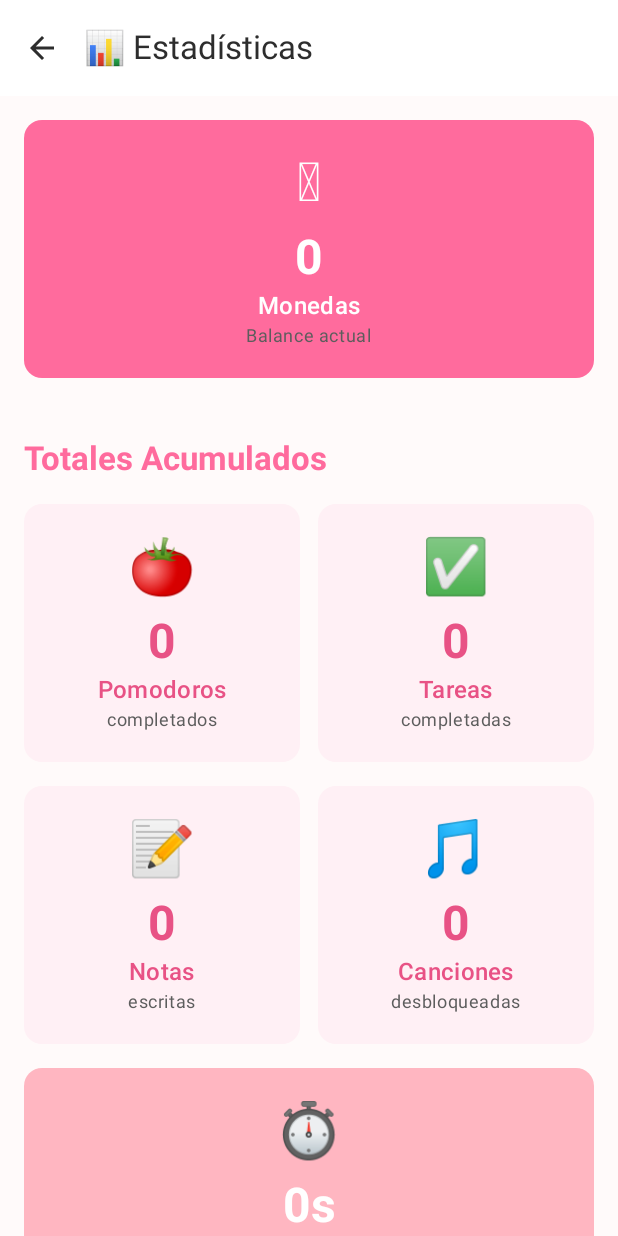
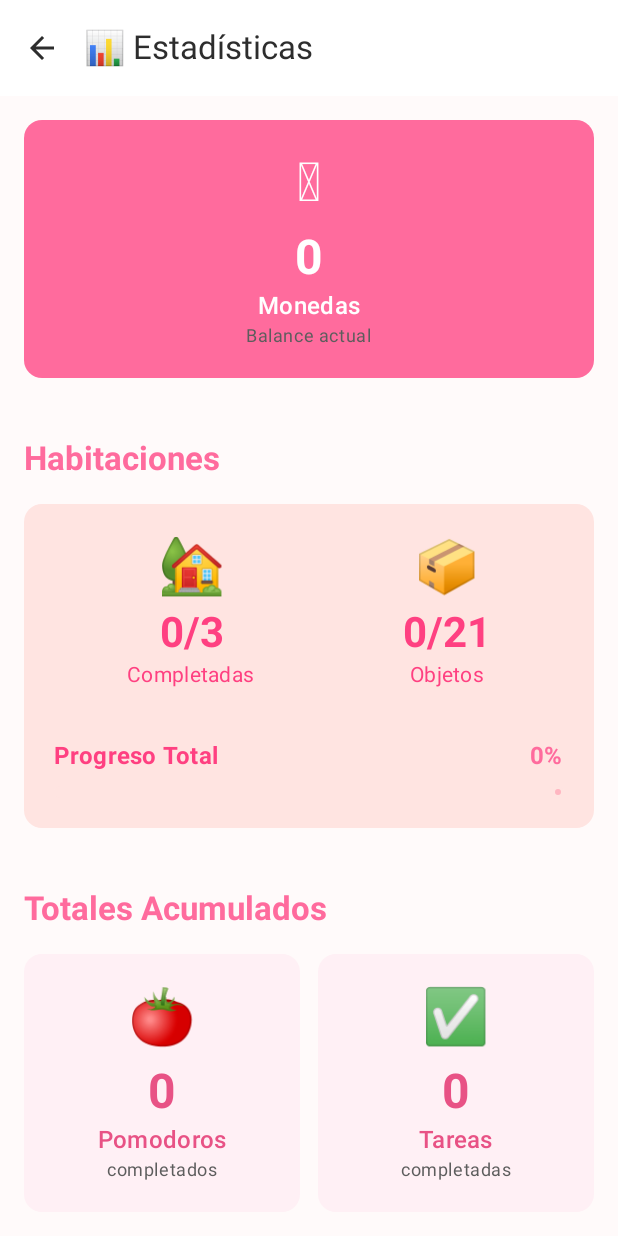
Before and after one commit to Adano89859/PomodoroAndroid, an Android app built with Jetpack Compose: the StatsScreen screen opened through its navigation route, on a phone screen of 412 x 824 dp. Run offline under Robolectric (Android 15) with nearby library versions, the light colour scheme and no system bars; our stand-ins replace Room's generated code.

Commit message:
Los avances de las habitaciones terminadas y sus elementos comprados, aparecen en los logros.

```diff
--- a/app/src/main/java/com/example/pomodoro/ui/stats/StatsScreen.kt
+++ b/app/src/main/java/com/example/pomodoro/ui/stats/StatsScreen.kt
@@ -25,6 +25,7 @@ fun StatsScreen(
     val currentStreak by statsViewModel.currentStreak.collectAsState()
     val last7Days by statsViewModel.last7Days.collectAsState()
     val unlockedMusicCount by statsViewModel.unlockedMusicCount.collectAsState()
+    val roomsStats by statsViewModel.roomsStats.collectAsState()  // ← NUEVO
 
     Scaffold(
         topBar = {
@@ -66,6 +67,121 @@ fun StatsScreen(
                     subtitle = if (currentStreak == 1) "día trabajando" else "días trabajando",
                     color = MaterialTheme.colorScheme.tertiary
                 )
+            }
+
+            // ← NUEVO: Sección de habitaciones
+            Spacer(modifier = Modifier.height(8.dp))
+
+            Text(
+                text = "Habitaciones",
+                style = MaterialTheme.typography.titleLarge,
+                fontWeight = FontWeight.Bold,
+                color = MaterialTheme.colorScheme.primary
+            )
+
+            Card(
+                colors = CardDefaults.cardColors(
+                    containerColor = MaterialTheme.colorScheme.secondaryContainer
+                )
+            ) {
+                Column(
+                    modifier = Modifier
+                        .fillMaxWidth()
+                        .padding(20.dp),
+                    verticalArrangement = Arrangement.spacedBy(12.dp)
+                ) {
+                    Row(
+                        modifier = Modifier.fillMaxWidth(),
+                        horizontalArrangement = Arrangement.SpaceAround
+                    ) {
+                        Column(horizontalAlignment = Alignment.CenterHorizontally) {
+                            Text(
+                                text = "🏡",
+                                style = MaterialTheme.typography.displaySmall
+                            )
+                            Spacer(modifier = Modifier.height(4.dp))
+                            Text(
+                                text = "${roomsStats.completedRooms}/${roomsStats.totalRooms}",
+                                style = MaterialTheme.typography.headlineMedium,
+                                fontWeight = FontWeight.Bold
+                            )
+                            Text(
+                                text = "Completadas",
+                                style = MaterialTheme.typography.bodyMedium
+                            )
+                        }
+
+                        Column(horizontalAlignment = Alignment.CenterHorizontally) {
+                            Text(
+                                text = "📦",
+                                style = MaterialTheme.typography.displaySmall
+                            )
+                            Spacer(modifier = Modifier.height(4.dp))
+                            Text(
+                                text = "${roomsStats.purchasedItems}/${roomsStats.totalItems}",
+                                style = MaterialTheme.typography.headlineMedium,
+                                fontWeight = FontWeight.Bold
+                            )
+                            Text(
+                                text = "Objetos",
+                                style = MaterialTheme.typography.bodyMedium
+                            )
+                        }
+                    }
+
+                    Spacer(modifier = Modifier.height(8.dp))
+
+                    Column {
+                        Row(
+                            modifier = Modifier.fillMaxWidth(),
+                            horizontalArrangement = Arrangement.SpaceBetween
+                        ) {
+                            Text(
+                                text = "Progreso Total",
+                                style = MaterialTheme.typography.titleMedium,
+                                fontWeight = FontWeight.Bold
+                            )
+                            Text(
+                                text = "${roomsStats.totalPercentage}%",
+                                style = MaterialTheme.typography.titleMedium,
+                                fontWeight = FontWeight.Bold,
+                                color = MaterialTheme.colorScheme.primary
+                            )
+                        }
+
+                        Spacer(modifier = Modifier.height(8.dp))
+
+                        LinearProgressIndicator(
+                            progress = { roomsStats.totalPercentage / 100f },
+                            modifier = Modifier
+                                .fillMaxWidth()
+                                .height(8.dp),
+                            color = if (roomsStats.completedRooms == roomsStats.totalRooms) {
+                                MaterialTheme.colorScheme.primary
+                            } else {
+                                MaterialTheme.colorScheme.secondary
+                            }
+                        )
+
+                        if (roomsStats.completedRooms == roomsStats.totalRooms) {
+                            Spacer(modifier = Modifier.height(12.dp))
+                            Row(
+                                modifier = Modifier.fillMaxWidth(),
+                                horizontalArrangement = Arrangement.Center,
+                                verticalAlignment = Alignment.CenterVertically
+                            ) {
+                                Text("🎉", style = MaterialTheme.typography.headlineSmall)
+                                Spacer(modifier = Modifier.width(8.dp))
+                                Text(
+                                    text = "¡Todas las habitaciones completas!",
+                                    style = MaterialTheme.typography.titleMedium,
+                                    fontWeight = FontWeight.Bold,
+                                    color = MaterialTheme.colorScheme.primary
+                                )
+                            }
+                        }
+                    }
+                }
             }
 
             Spacer(modifier = Modifier.height(8.dp))
--- a/app/src/main/java/com/example/pomodoro/ui/stats/StatsViewModel.kt
+++ b/app/src/main/java/com/example/pomodoro/ui/stats/StatsViewModel.kt
@@ -5,7 +5,9 @@ import androidx.lifecycle.AndroidViewModel
 import androidx.lifecycle.viewModelScope
 import com.example.pomodoro.data.database.AppDatabase
 import com.example.pomodoro.data.model.DailyStats
+import com.example.pomodoro.data.model.RoomType
 import com.example.pomodoro.data.repository.MusicRepository
+import com.example.pomodoro.data.repository.RoomRepository
 import com.example.pomodoro.data.repository.StatsRepository
 import com.example.pomodoro.data.repository.UserRepository
 import kotlinx.coroutines.flow.*
@@ -16,41 +18,44 @@ class StatsViewModel(application: Application) : AndroidViewModel(application) {
     private val statsRepository: StatsRepository
     private val userRepository: UserRepository
     private val musicRepository: MusicRepository
+    private val roomRepository: RoomRepository  // ← NUEVO
 
     init {
         val dailyStatsDao = AppDatabase.getDatabase(application).dailyStatsDao()
         val userDao = AppDatabase.getDatabase(application).userDao()
         val musicDao = AppDatabase.getDatabase(application).musicDao()
+        val roomItemDao = AppDatabase.getDatabase(application).roomItemDao()  // ← NUEVO
 
         statsRepository = StatsRepository(dailyStatsDao)
         userRepository = UserRepository(userDao)
         musicRepository = MusicRepository(musicDao, userDao)
+        roomRepository = RoomRepository(roomItemDao, userDao)  // ← NUEVO
     }
 
-    // Flow de usuario (monedas y totales)
     val user = userRepository.user
         .stateIn(viewModelScope, SharingStarted.WhileSubscribed(5000), null)
 
-    // Estadísticas de los últimos 7 días
     val last7Days = statsRepository.getLast7Days()
         .stateIn(viewModelScope, SharingStarted.WhileSubscribed(5000), emptyList())
 
-    // Canciones desbloqueadas
     val unlockedMusicCount = musicRepository.unlockedMusicIds
         .map { it.size }
         .stateIn(viewModelScope, SharingStarted.WhileSubscribed(5000), 0)
 
-    // Totales acumulados
     private val _totalStats = MutableStateFlow(TotalStats())
     val totalStats: StateFlow<TotalStats> = _totalStats.asStateFlow()
 
-    // Racha actual
     private val _currentStreak = MutableStateFlow(0)
     val currentStreak: StateFlow<Int> = _currentStreak.asStateFlow()
+
+    // ← NUEVO: Estadísticas de habitaciones
+    private val _roomsStats = MutableStateFlow(RoomsStats())
+    val roomsStats: StateFlow<RoomsStats> = _roomsStats.asStateFlow()
 
     init {
         loadTotalStats()
         loadCurrentStreak()
+        loadRoomsStats()  // ← NUEVO
     }
 
     private fun loadTotalStats() {
@@ -75,6 +80,30 @@ class StatsViewModel(application: Application) : AndroidViewModel(application) {
         }
     }
 
+    // ← NUEVO: Cargar estadísticas de habitaciones
+    private fun loadRoomsStats() {
+        viewModelScope.launch {
+            val gardenProgress = roomRepository.getRoomProgress(RoomType.GARDEN)
+            val officeProgress = roomRepository.getRoomProgress(RoomType.OFFICE)
+            val bedroomProgress = roomRepository.getRoomProgress(RoomType.BEDROOM)
+
+            val completedRooms = listOf(gardenProgress, officeProgress, bedroomProgress)
+                .count { it.isComplete }
+
+            val totalItems = gardenProgress.totalCount + officeProgress.totalCount + bedroomProgress.totalCount
+            val purchasedItems = gardenProgress.purchasedCount + officeProgress.purchasedCount + bedroomProgress.purchasedCount
+            val totalPercentage = if (totalItems > 0) (purchasedItems * 100) / totalItems else 0
+
+            _roomsStats.value = RoomsStats(
+                completedRooms = completedRooms,
+                totalRooms = 3,
+                purchasedItems = purchasedItems,
+                totalItems = totalItems,
+                totalPercentage = totalPercentage
+            )
+        }
+    }
+
     fun formatTime(seconds: Int): String {
         val hours = seconds / 3600
         val minutes = (seconds % 3600) / 60
@@ -92,3 +121,12 @@ data class TotalStats(
     val totalNotes: Int = 0,
     val totalTimeWorked: Int = 0
 )
+
+// ← NUEVO: Data class para estadísticas de habitaciones
+data class RoomsStats(
+    val completedRooms: Int = 0,
+    val totalRooms: Int = 3,
+    val purchasedItems: Int = 0,
+    val totalItems: Int = 0,
+    val totalPercentage: Int = 0
+)
```
